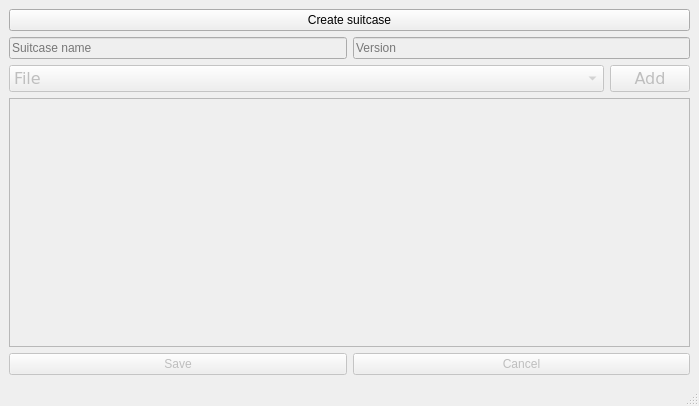
BreathOS/bi-creator, file forms/mainwindow.ui: the form before one commit.
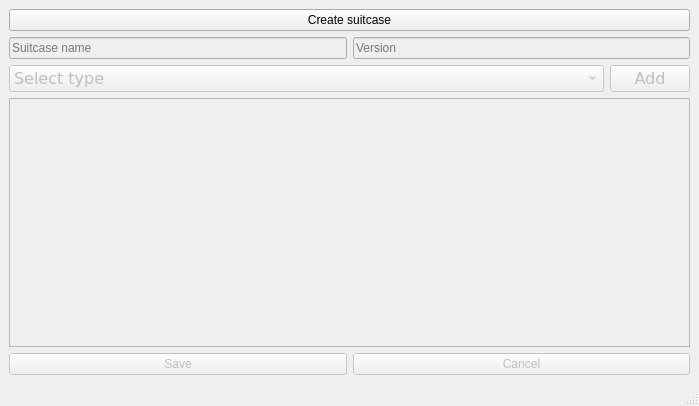
The form after the commit.

Commit message: Fix default item type

Diff of the .ui file:
```diff
--- a/forms/mainwindow.ui
+++ b/forms/mainwindow.ui
@@ -30,6 +30,11 @@
             <pointsize>12</pointsize>
            </font>
           </property>
+          <item>
+           <property name="text">
+            <string>Select type</string>
+           </property>
+          </item>
           <item>
            <property name="text">
             <string>File</string>
```
The commit also changes 1 other file.
